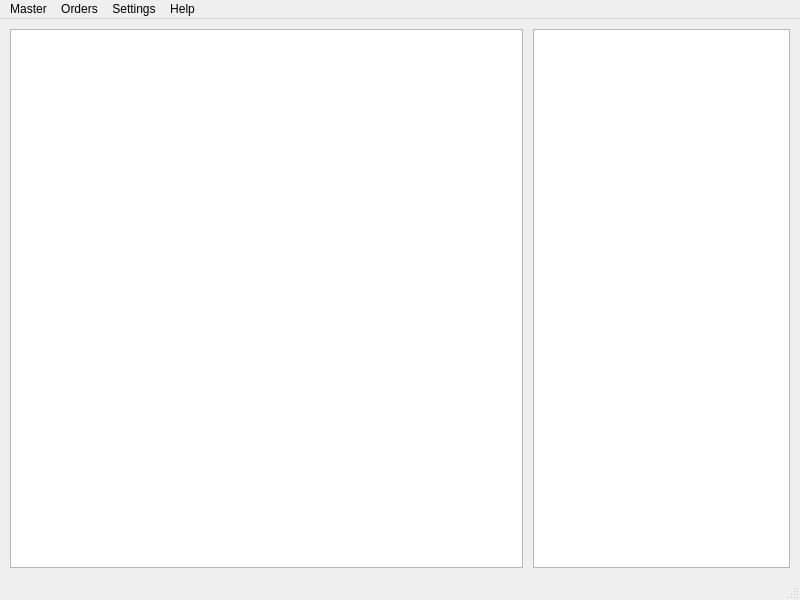
ajayrandhawa/Python-Qt-Restaurant-Biiling-Software, file ui/dashboard.ui: the form before one commit.
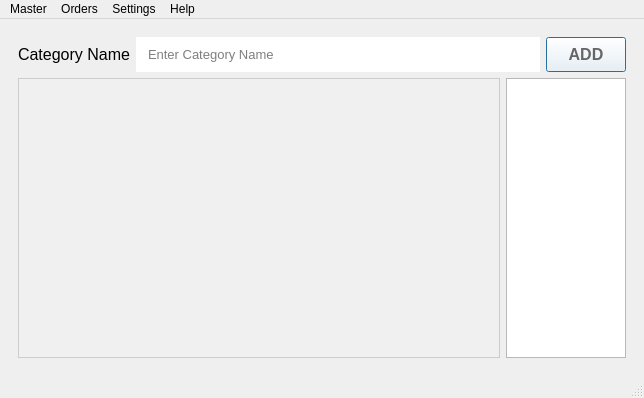
The form after the commit. Icons and pictures are not drawn.

Commit message: Working on Category Module :100:

Patch:
```diff
--- a/ui/dashboard.ui
+++ b/ui/dashboard.ui
@@ -6,8 +6,8 @@
    <rect>
     <x>0</x>
     <y>0</y>
-    <width>800</width>
-    <height>600</height>
+    <width>644</width>
+    <height>398</height>
    </rect>
   </property>
   <property name="windowTitle">
@@ -26,30 +26,141 @@
      <height>0</height>
     </size>
    </property>
-   <layout class="QGridLayout" name="gridLayout" rowstretch="0" columnstretch="2,1" columnminimumwidth="0,0">
-    <property name="leftMargin">
-     <number>10</number>
-    </property>
-    <property name="topMargin">
-     <number>10</number>
-    </property>
-    <property name="rightMargin">
-     <number>10</number>
-    </property>
-    <property name="bottomMargin">
-     <number>10</number>
-    </property>
-    <property name="horizontalSpacing">
-     <number>10</number>
-    </property>
-    <property name="verticalSpacing">
-     <number>5</number>
-    </property>
-    <item row="0" column="0">
-     <widget class="QListView" name="itemslistview"/>
-    </item>
-    <item row="0" column="1">
-     <widget class="QListView" name="cartlistview"/>
+   <layout class="QVBoxLayout" name="verticalLayout_6">
+    <item>
+     <widget class="QStackedWidget" name="uimanager">
+      <property name="currentIndex">
+       <number>2</number>
+      </property>
+      <widget class="QWidget" name="dashboardpage"/>
+      <widget class="QWidget" name="itemspage"/>
+      <widget class="QWidget" name="categorypage">
+       <layout class="QHBoxLayout" name="horizontalLayout_9">
+        <item>
+         <layout class="QVBoxLayout" name="verticalLayout_5">
+          <item>
+           <layout class="QHBoxLayout" name="horizontalLayout_8" stretch="1,10,1">
+            <item>
+             <widget class="QLabel" name="label">
+              <property name="font">
+               <font>
+                <pointsize>12</pointsize>
+                <weight>50</weight>
+                <bold>false</bold>
+               </font>
+              </property>
+              <property name="text">
+               <string>Category Name</string>
+              </property>
+             </widget>
+            </item>
+            <item>
+             <widget class="QLineEdit" name="category_name_input">
+              <property name="sizePolicy">
+               <sizepolicy hsizetype="Expanding" vsizetype="Preferred">
+                <horstretch>0</horstretch>
+                <verstretch>0</verstretch>
+               </sizepolicy>
+              </property>
+              <property name="minimumSize">
+               <size>
+                <width>0</width>
+                <height>25</height>
+               </size>
+              </property>
+              <property name="font">
+               <font>
+                <pointsize>10</pointsize>
+               </font>
+              </property>
+              <property name="styleSheet">
+               <string notr="true">QLineEdit{
+	padding: 0 10px
+}</string>
+              </property>
+              <property name="frame">
+               <bool>false</bool>
+              </property>
+              <property name="cursorPosition">
+               <number>0</number>
+              </property>
+              <property name="placeholderText">
+               <string>Enter Category Name</string>
+              </property>
+             </widget>
+            </item>
+            <item>
+             <widget class="QPushButton" name="add_category_btn">
+              <property name="minimumSize">
+               <size>
+                <width>0</width>
+                <height>35</height>
+               </size>
+              </property>
+              <property name="font">
+               <font>
+                <pointsize>12</pointsize>
+                <weight>75</weight>
+                <bold>true</bold>
+               </font>
+              </property>
+              <property name="styleSheet">
+               <string notr="true">QPushButton{
+	background-color: #FFFFFF;
+	color: #666666;
+}</string>
+              </property>
+              <property name="text">
+               <string>ADD</string>
+              </property>
+              <property name="autoDefault">
+               <bool>false</bool>
+              </property>
+              <property name="default">
+               <bool>true</bool>
+              </property>
+              <property name="flat">
+               <bool>false</bool>
+              </property>
+             </widget>
+            </item>
+           </layout>
+          </item>
+          <item>
+           <layout class="QHBoxLayout" name="horizontalLayout_10" stretch="8,2">
+            <item>
+             <widget class="QListWidget" name="category_list_widget">
+              <property name="styleSheet">
+               <string notr="true">QListWidget {
+                    background-color: #f0f0f0;
+                    border: 1px solid #ccc;
+                    font-size: 30px;
+                    font-weight: bold;
+ }
+  QListWidget::item {
+                    margin:10px;
+                    color: #666666;
+                    padding: 20px;
+                    background: #ffffff;
+                    border-radius: 10px;
+                    
+                }	</string>
+              </property>
+              <property name="viewMode">
+               <enum>QListView::IconMode</enum>
+              </property>
+             </widget>
+            </item>
+            <item>
+             <widget class="QTableWidget" name="category_table_widget"/>
+            </item>
+           </layout>
+          </item>
+         </layout>
+        </item>
+       </layout>
+      </widget>
+     </widget>
     </item>
    </layout>
   </widget>
@@ -58,7 +169,7 @@
     <rect>
      <x>0</x>
      <y>0</y>
-     <width>800</width>
+     <width>644</width>
      <height>21</height>
     </rect>
    </property>
```
Left out of the diff: 14 changed lines with no effect on the pictures. The commit also changes 5 other files.
